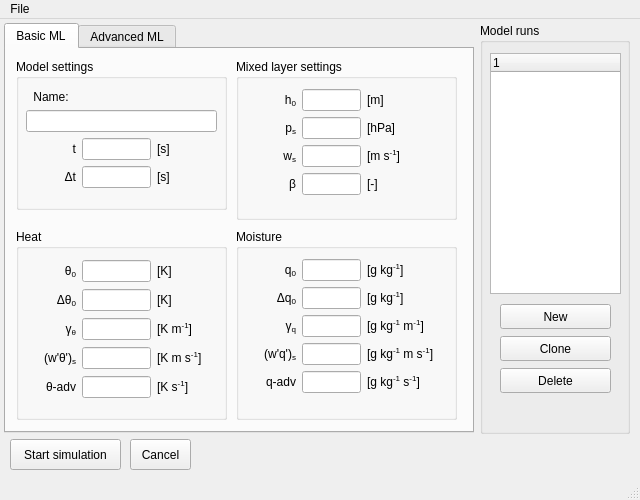
First picture: the form in mlmodel_UI/mainwindow.ui, repository classmodel/modelgui, before the edit.
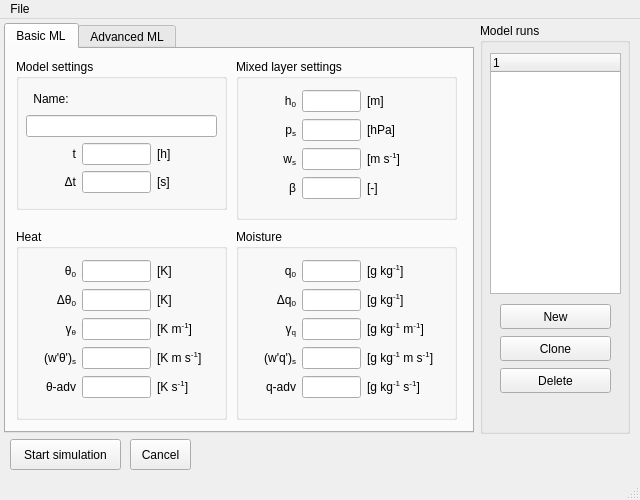
Second picture: the form after the edit.

Commit message: Edited unit conversions

What changed in the file:
```diff
--- a/mlmodel_UI/mainwindow.ui
+++ b/mlmodel_UI/mainwindow.ui
@@ -81,7 +81,7 @@
          <x>10</x>
          <y>30</y>
          <width>191</width>
-         <height>99</height>
+         <height>104</height>
         </rect>
        </property>
        <layout class="QGridLayout" name="modelsettings_grid" columnminimumwidth="50,0,60">
@@ -166,7 +166,7 @@
            <string/>
           </property>
           <property name="text">
-           <string>&lt;html&gt;[s]&lt;/html&gt;</string>
+           <string>&lt;html&gt;[h]&lt;/html&gt;</string>
           </property>
           <property name="alignment">
            <set>Qt::AlignLeading|Qt::AlignLeft|Qt::AlignVCenter</set>
@@ -207,7 +207,7 @@
          <x>10</x>
          <y>30</y>
          <width>191</width>
-         <height>141</height>
+         <height>143</height>
         </rect>
        </property>
        <layout class="QGridLayout" name="heat_grid" columnminimumwidth="50,0,60">
@@ -427,7 +427,7 @@
          <x>10</x>
          <y>30</y>
          <width>201</width>
-         <height>110</height>
+         <height>114</height>
         </rect>
        </property>
        <layout class="QGridLayout" name="cbl_settings_grid" columnminimumwidth="50,0,80">
@@ -611,7 +611,7 @@
          <x>10</x>
          <y>30</y>
          <width>201</width>
-         <height>138</height>
+         <height>143</height>
         </rect>
        </property>
        <layout class="QGridLayout" name="moisture_grid" columnminimumwidth="50,0,80">
```
Left out of the diff: 8 changed lines with no effect on the pictures. The commit also changes 1 other file.
